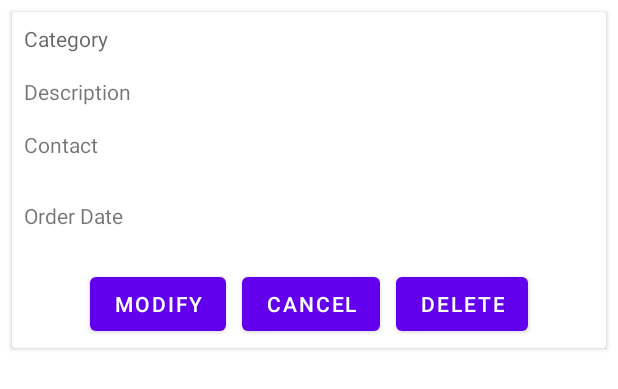
After one commit to KanyJoz/serviceorder, an Android app: the layout service_order_item.xml on its own in the app's theme, with its tools: preview values and no code run, on a phone screen of 412 x 824 dp. The commit adds this screen. Shown: the top 389 px of the screen. Run offline under Robolectric (Android 15) with nearby library versions, the phone set to English and light mode, and no system bars.

Commit message:
list items

```diff
--- a/app/src/main/AndroidManifest.xml
+++ b/app/src/main/AndroidManifest.xml
@@ -9,7 +9,8 @@
         android:roundIcon="@mipmap/ic_launcher_round"
         android:supportsRtl="true"
         android:theme="@style/Theme.ServiceOrder">
-        <activity android:name=".CreationActivity"></activity>
+        <activity android:name=".ServiceOrderListActivity"></activity>
+        <activity android:name=".CreationActivity" />
         <activity android:name=".MainActivity">
             <intent-filter>
                 <action android:name="android.intent.action.MAIN" />
--- a/app/src/main/java/com/kanyojozsef96/serviceorder/MainActivity.java
+++ b/app/src/main/java/com/kanyojozsef96/serviceorder/MainActivity.java
@@ -4,6 +4,7 @@ import androidx.appcompat.app.AppCompatActivity;
 
 import android.content.Intent;
 import android.os.Bundle;
+import android.view.Gravity;
 import android.view.View;
 import android.widget.Toast;
 
@@ -22,7 +23,8 @@ public class MainActivity extends AppCompatActivity {
     }
 
     public void goToListServiceOrders(View view) {
-        Toast.makeText(this, "Please fill in all the fields!", Toast.LENGTH_SHORT).show();
+        Intent intent = new Intent(this, ServiceOrderListActivity.class);
+        startActivity(intent);
     }
 
     public void goToListPriorityServiceOrders(View view) {
--- /dev/null
+++ b/app/src/main/res/layout/service_order_item.xml
@@ -0,0 +1,73 @@
+<?xml version="1.0" encoding="utf-8"?>
+<androidx.cardview.widget.CardView xmlns:android="http://schemas.android.com/apk/res/android"
+    android:layout_width="match_parent"
+    android:layout_height="wrap_content"
+    android:layout_margin="8dp">
+
+    <RelativeLayout
+        android:layout_width="match_parent"
+        android:layout_height="wrap_content">
+
+        <TextView
+            android:id="@+id/listCategory"
+            android:layout_width="wrap_content"
+            android:layout_height="wrap_content"
+            android:padding="8dp"
+            android:text="@string/list_category"
+            android:textColor="?android:textColorSecondary" />
+
+        <TextView
+            android:id="@+id/listDesc"
+            android:layout_width="wrap_content"
+            android:layout_height="wrap_content"
+            android:layout_below="@id/listCategory"
+            android:padding="8dp"
+            android:text="@string/list_description" />
+
+        <TextView
+            android:id="@+id/listContact"
+            android:layout_width="wrap_content"
+            android:layout_height="wrap_content"
+            android:layout_below="@id/listDesc"
+            android:layout_marginBottom="12dp"
+            android:padding="8dp"
+            android:text="@string/list_contact"/>
+
+        <TextView
+            android:id="@+id/listOrderDate"
+            android:layout_width="wrap_content"
+            android:layout_height="wrap_content"
+            android:layout_below="@id/listContact"
+            android:layout_marginBottom="12dp"
+            android:padding="8dp"
+            android:text="@string/list_orderDate"/>
+
+        <LinearLayout
+            android:layout_width="wrap_content"
+            android:layout_height="wrap_content"
+            android:layout_below="@id/listOrderDate"
+            android:layout_centerHorizontal="true">
+
+            <Button
+                android:id="@+id/listModify"
+                android:layout_width="wrap_content"
+                android:layout_height="wrap_content"
+                android:layout_margin="5dp"
+                android:text="@string/list_modify" />
+
+            <Button
+                android:id="@+id/listCancel"
+                android:layout_width="wrap_content"
+                android:layout_height="wrap_content"
+                android:layout_margin="5dp"
+                android:text="@string/list_cancel" />
+
+            <Button
+                android:id="@+id/listDelete"
+                android:layout_width="wrap_content"
+                android:layout_height="wrap_content"
+                android:layout_margin="5dp"
+                android:text="@string/list_delete" />
+        </LinearLayout>
+    </RelativeLayout>
+</androidx.cardview.widget.CardView>
--- a/app/src/main/res/values/strings.xml
+++ b/app/src/main/res/values/strings.xml
@@ -20,6 +20,16 @@
     <string name="create_related_parties_list">Related Parties in Separate Lines</string>
     <string name="create_service_notes_list">Service Notes in Separate Lines</string>
     <string name="create_cancel">Cancel</string>
+    <string name="create_state_of_order">State of Order</string>
+    <string name="list_category">Category</string>
+    <string name="list_description">Description</string>
+    <string name="list_contact">Contact</string>
+    <string name="list_orderDate">Order Date</string>
+    <string name="list_modify">Modify</string>
+    <string name="list_cancel">Cancel</string>
+    <string name="list_delete">Delete</string>
+    <string name="menu_search">Search</string>
+    <string name="menu_back">Back</string>
 
     <string-array name="state_labels">
         <item>Acknowledged</item>
```
Also changed, not shown: app/src/main/java/com/kanyojozsef96/serviceorder/ServiceOrderListActivity.java (added, +114 -0 lines), app/src/main/java/com/kanyojozsef96/serviceorder/ServiceOrderListAdapter.java (added, +125 -0 lines), app/src/main/res/anim/slide_in_row.xml (added, +8 -0 lines), app/src/main/res/drawable/ic_exit.xml (added, +10 -0 lines), app/src/main/res/drawable/ic_search.xml (added, +10 -0 lines), app/src/main/res/layout/activity_creation.xml (+15 -2 lines), app/src/main/res/layout/activity_service_order_list.xml (added, +17 -0 lines), app/src/main/res/menu/service_order_list_menu.xml (added, +18 -0 lines).
